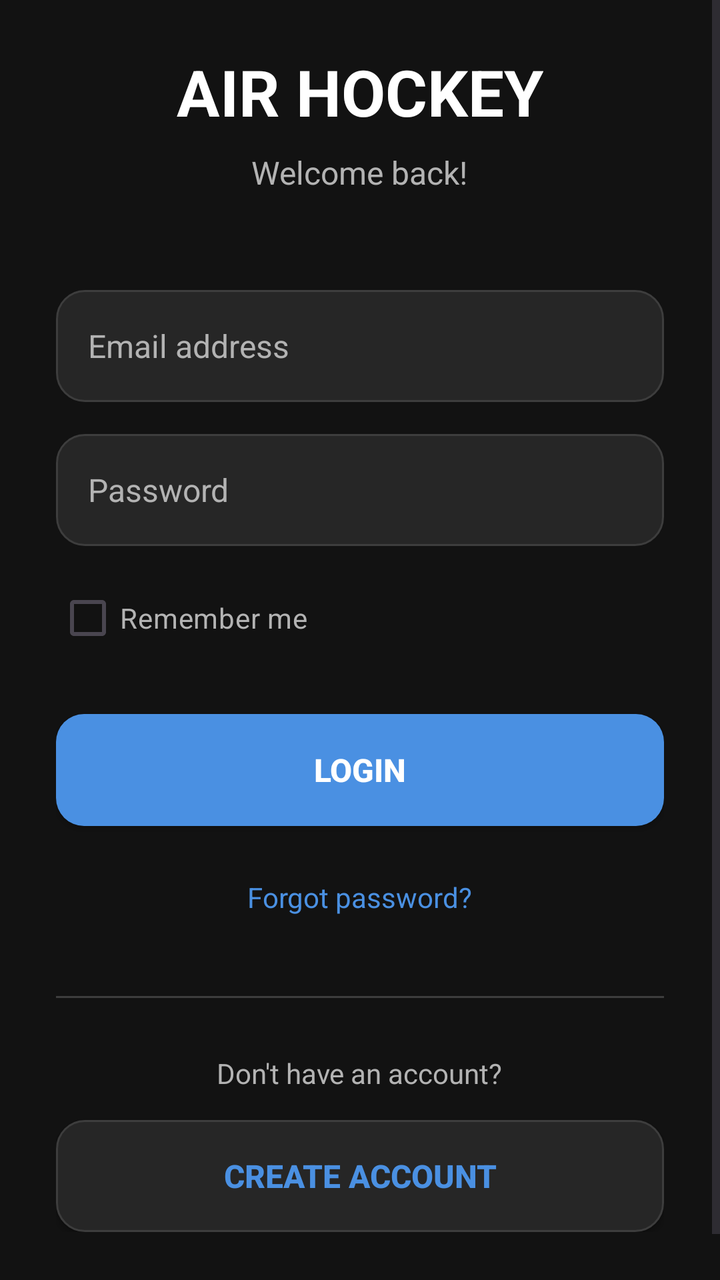
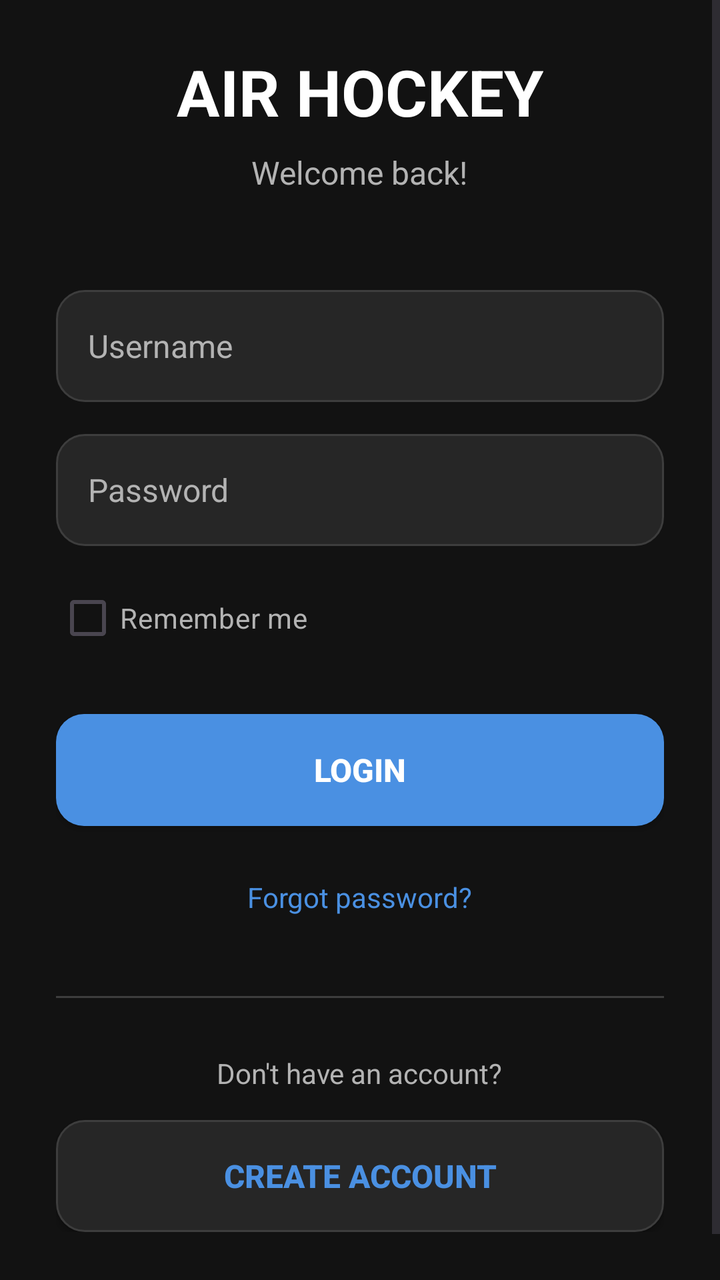

Before-and-after screenshots of an Android layout around one commit, followed by the original layout XML and the change that was made.
<!-- AndroidManifest.xml: application theme Theme.HockeyGame -->
<!-- res/layout/activity_login.xml -->
<?xml version="1.0" encoding="utf-8"?>
<ScrollView xmlns:android="http://schemas.android.com/apk/res/android"
    android:layout_width="match_parent"
    android:layout_height="match_parent"
    android:background="@color/background_dark"
    android:fillViewport="true">

    <LinearLayout
        android:layout_width="match_parent"
        android:layout_height="wrap_content"
        android:layout_gravity="center_vertical"
        android:orientation="vertical"
        android:paddingStart="28dp"
        android:paddingTop="48dp"
        android:paddingEnd="28dp"
        android:paddingBottom="48dp">

        <TextView
            android:layout_width="wrap_content"
            android:layout_height="wrap_content"
            android:layout_gravity="center_horizontal"
            android:text="AIR HOCKEY"
            android:textColor="@color/text_primary"
            android:textSize="32sp"
            android:textStyle="bold" />

        <TextView
            android:layout_width="wrap_content"
            android:layout_height="wrap_content"
            android:layout_gravity="center_horizontal"
            android:layout_marginTop="8dp"
            android:text="Welcome back!"
            android:textColor="@color/text_secondary"
            android:textSize="16sp" />

        <EditText
            android:id="@+id/editTextEmail"
            android:layout_width="match_parent"
            android:layout_height="56dp"
            android:layout_marginTop="48dp"
            android:background="@drawable/input_background"
            android:hint="Email address"
            android:inputType="textEmailAddress"
            android:maxLines="1"
            android:textColor="@color/text_primary"
            android:textColorHint="@color/text_secondary"
            android:textSize="16sp" />

        <EditText
            android:id="@+id/editTextPassword"
            android:layout_width="match_parent"
            android:layout_height="56dp"
            android:layout_marginTop="16dp"
            android:background="@drawable/input_background"
            android:hint="Password"
            android:inputType="textPassword"
            android:maxLines="1"
            android:textColor="@color/text_primary"
            android:textColorHint="@color/text_secondary"
            android:textSize="16sp" />

        <CheckBox
            android:id="@+id/checkBoxRememberMe"
            android:layout_width="wrap_content"
            android:layout_height="wrap_content"
            android:layout_marginTop="12dp"
            android:buttonTint="@color/primary_blue"
            android:text="Remember me"
            android:textColor="@color/text_secondary"
            android:textSize="14sp" />

        <Button
            android:id="@+id/buttonLogin"
            android:layout_width="match_parent"
            android:layout_height="56dp"
            android:layout_marginTop="24dp"
            android:background="@drawable/button_primary"
            android:text="LOGIN"
            android:textAllCaps="false"
            android:textColor="@color/text_primary"
            android:textSize="16sp"
            android:textStyle="bold" />

        <TextView
            android:id="@+id/textForgotPassword"
            android:layout_width="wrap_content"
            android:layout_height="wrap_content"
            android:layout_gravity="center_horizontal"
            android:layout_marginTop="18dp"
            android:padding="8dp"
            android:text="Forgot password?"
            android:textColor="@color/primary_blue"
            android:textSize="14sp" />

        <View
            android:layout_width="match_parent"
            android:layout_height="1dp"
            android:layout_marginTop="32dp"
            android:background="@color/input_stroke" />

        <TextView
            android:layout_width="wrap_content"
            android:layout_height="wrap_content"
            android:layout_gravity="center_horizontal"
            android:layout_marginTop="28dp"
            android:text="Don't have an account?"
            android:textColor="@color/text_secondary"
            android:textSize="14sp" />

        <Button
            android:id="@+id/buttonCreateAccount"
            android:layout_width="match_parent"
            android:layout_height="56dp"
            android:layout_marginTop="14dp"
            android:background="@drawable/input_background"
            android:text="CREATE ACCOUNT"
            android:textAllCaps="false"
            android:textColor="@color/primary_blue"
            android:textSize="16sp"
            android:textStyle="bold" />

    </LinearLayout>

</ScrollView>
<!-- resources referenced by this layout -->
<resources>
  <color name="background_dark">#121212</color>
  <color name="input_stroke">#3D3D3D</color>
  <color name="primary_blue">#4A90E2</color>
  <color name="text_primary">#FFFFFF</color>
  <color name="text_secondary">#B3B3B3</color>
  <!-- drawable button_primary (drawable) -->
  <?xml version="1.0" encoding="utf-8"?>
  <selector xmlns:android="http://schemas.android.com/apk/res/android">
  
      <item android:state_pressed="true">
          <shape android:shape="rectangle">
              <solid android:color="@color/primary_blue_dark" />
              <corners android:radius="14dp" />
          </shape>
      </item>
  
      <item>
          <shape android:shape="rectangle">
              <solid android:color="@color/primary_blue" />
              <corners android:radius="14dp" />
          </shape>
      </item>
  
  </selector>
  <!-- drawable input_background (drawable) -->
  <?xml version="1.0" encoding="utf-8"?>
  <selector xmlns:android="http://schemas.android.com/apk/res/android">
  
      <item android:state_focused="true">
          <shape android:shape="rectangle">
              <solid android:color="@color/input_background" />
  
              <stroke
                  android:width="2dp"
                  android:color="@color/primary_blue" />
  
              <corners android:radius="14dp" />
  
              <padding
                  android:left="16dp"
                  android:top="4dp"
                  android:right="16dp"
                  android:bottom="4dp" />
          </shape>
      </item>
  
      <item>
          <shape android:shape="rectangle">
              <solid android:color="@color/input_background" />
  
              <stroke
                  android:width="1dp"
                  android:color="@color/input_stroke" />
  
              <corners android:radius="14dp" />
  
              <padding
                  android:left="16dp"
                  android:top="4dp"
                  android:right="16dp"
                  android:bottom="4dp" />
          </shape>
      </item>
  
  </selector>
  <style name="Theme.HockeyGame" parent="Base.Theme.HockeyGame" />
  <color name="primary_blue_dark">#357ABD</color>
  <color name="input_background">#262626</color>
  <style name="Base.Theme.HockeyGame" parent="Theme.Material3.DayNight.NoActionBar">
          
          
      </style>
</resources>

<!-- the commit's change to res/layout/activity_login.xml (unified diff, before → after) -->
@@ -34,13 +34,13 @@
             android:textSize="16sp" />
 
         <EditText
-            android:id="@+id/editTextEmail"
+            android:id="@+id/editTextUsername"
             android:layout_width="match_parent"
             android:layout_height="56dp"
             android:layout_marginTop="48dp"
             android:background="@drawable/input_background"
-            android:hint="Email address"
-            android:inputType="textEmailAddress"
+            android:hint="Username"
+            android:inputType="text|textNoSuggestions"
             android:maxLines="1"
             android:textColor="@color/text_primary"
             android:textColorHint="@color/text_secondary"
